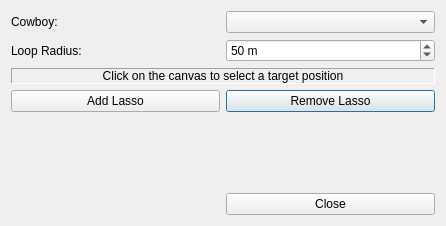
Before: the Qt Designer form ui/following_dialog_base.ui in jrenken/qgis-PosiView, drawn with Qt 5.
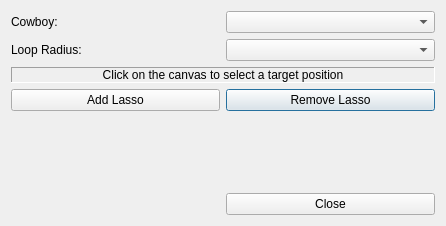
After: the same form once the commit is applied.

Commit message: WIP: use vehicle from ComboBox and add MessageBar

What changed in the file:
```diff
--- a/ui/following_dialog_base.ui
+++ b/ui/following_dialog_base.ui
@@ -38,22 +38,6 @@
      </property>
     </widget>
    </item>
-   <item row="1" column="1">
-    <widget class="QSpinBox" name="spinBoxRadius">
-     <property name="suffix">
-      <string> m</string>
-     </property>
-     <property name="maximum">
-      <number>999</number>
-     </property>
-     <property name="singleStep">
-      <number>5</number>
-     </property>
-     <property name="value">
-      <number>50</number>
-     </property>
-    </widget>
-   </item>
    <item row="2" column="0" colspan="2">
     <widget class="QLabel" name="labelInfo">
      <property name="frameShape">
@@ -63,7 +47,7 @@
       <enum>QFrame::Sunken</enum>
      </property>
      <property name="text">
-      <string>&lt;html&gt;&lt;head/&gt;&lt;body&gt;&lt;p&gt;Click on the canvas to select a target position&lt;/p&gt;&lt;/body&gt;&lt;/html&gt;</string>
+      <string>Click on the canvas to select a target position</string>
      </property>
      <property name="alignment">
       <set>Qt::AlignCenter</set>
@@ -97,6 +81,9 @@
      </property>
     </spacer>
    </item>
+   <item row="1" column="1">
+    <widget class="QComboBox" name="comboBoxRadius"/>
+   </item>
   </layout>
  </widget>
  <resources/>
```
Left out of the diff: 8 changed lines with no effect on the pictures. The commit also changes 5 other files.
